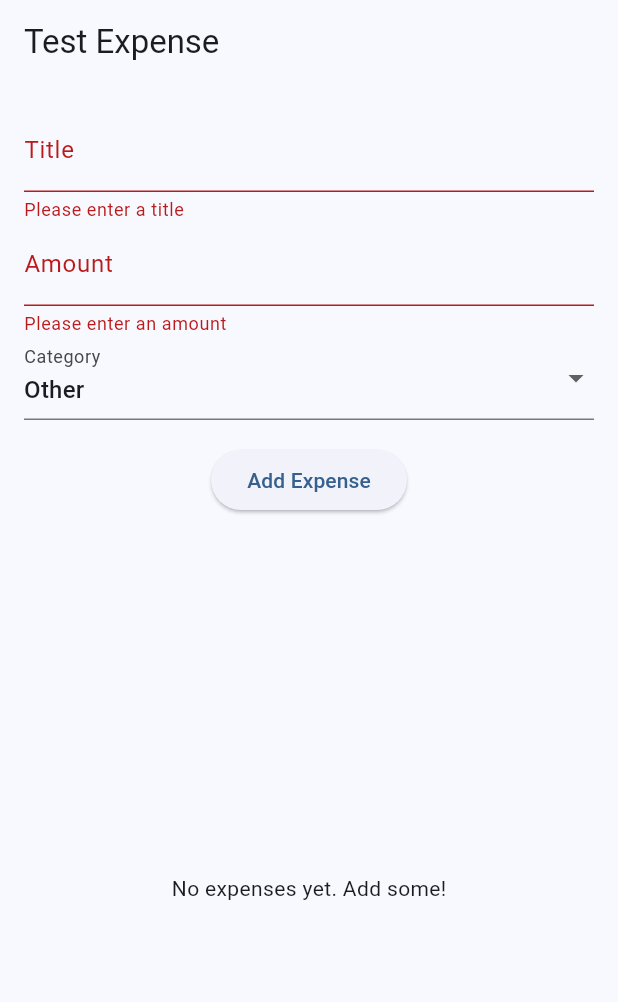
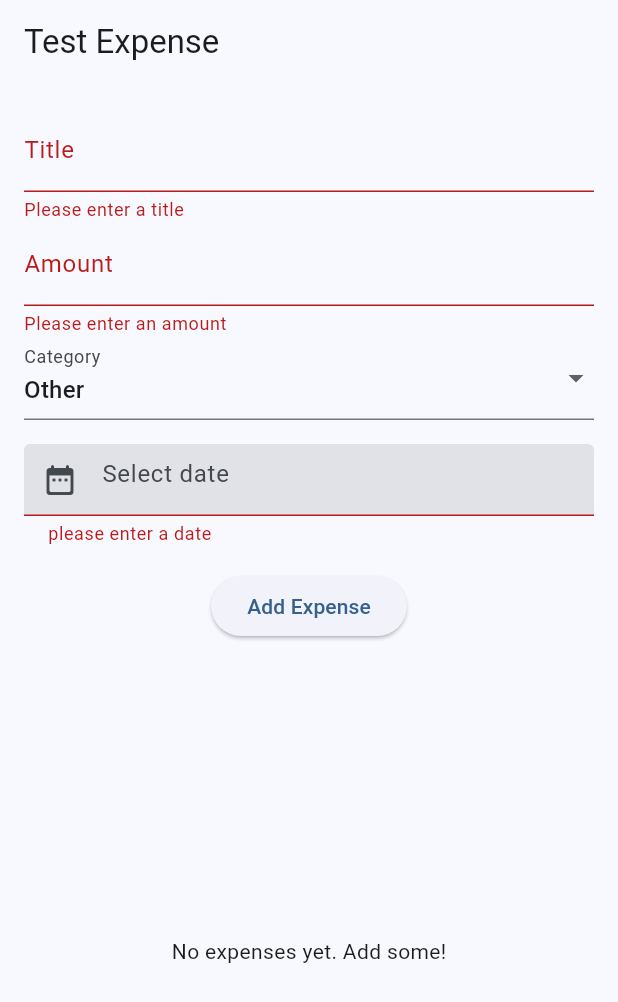
Before and after one commit to omarahmeddsa/Mobile-App-Development, a Flutter app: the screen it shows after launch, after a tap on "Add Expense", on a phone screen of 412 x 824 dp. Shown: the top 1002 px of the screen. Run offline on Flutter 3.47's test engine with Material 3 defaults, Android fonts, the light colour scheme and no system bars; our stand-ins replace equatable, flutter_bloc.

Commit message:
Adding date selection

```diff
--- a/expense_tracker_flutter_bloc/lib/controller/expense_tracker_event.dart
+++ b/expense_tracker_flutter_bloc/lib/controller/expense_tracker_event.dart
@@ -8,4 +8,7 @@ class ExpenseAdd extends ExpenseTrackerEvent {
   ExpenseAdd(this.NewExpensemodel);
 }
 
-class ExpenseRemove extends ExpenseTrackerEvent {}
+class ExpenseRemove extends ExpenseTrackerEvent {
+  final String id;
+  ExpenseRemove(this.id);
+}
--- a/expense_tracker_flutter_bloc/lib/main.dart
+++ b/expense_tracker_flutter_bloc/lib/main.dart
@@ -1,5 +1,6 @@
 import 'package:flutter/material.dart';
 import 'package:flutter_bloc/flutter_bloc.dart';
+import 'package:intl/intl.dart';
 
 import 'controller/expense_tracker_bloc.dart';
 import 'controller/expense_tracker_state.dart';
@@ -40,11 +41,13 @@
   final _titleController = TextEditingController();
   final _amountController = TextEditingController();
   String _selectedCategory = 'Other';
+  final _dateController = TextEditingController();
 
   @override
   void dispose() {
     _titleController.dispose();
     _amountController.dispose();
+    _dateController.dispose();
     super.dispose();
   }
 
@@ -55,13 +58,29 @@
         title: _titleController.text,
         amount: double.parse(_amountController.text),
         category: _selectedCategory,
+        date: _dateController.text,
       );
       context.read<ExpenseTrackerBloc>().add(ExpenseAdd(expense));
       _titleController.clear();
       _amountController.clear();
+      _dateController.clear();
       setState(() {
         _selectedCategory = 'Other';
       });
+    }
+  }
+
+  void _chooseDate() async {
+    final DateTime? datepicked = await showDatePicker(
+      context: context,
+      initialDate: DateTime.now(),
+      firstDate: DateTime(1980),
+      lastDate: DateTime(2030),
+    );
+
+    if (datepicked != null) {
+      String formattedDate = DateFormat('yyyy-MM-dd').format(datepicked);
+      _dateController.text = formattedDate;
     }
   }
 
@@ -126,6 +145,24 @@
                     },
                   ),
                   const SizedBox(height: 16),
+                  TextFormField(
+                    onTap: _chooseDate,
+                    readOnly: true,
+                    validator: (value) {
+                      if (value == null || value.isEmpty) {
+                        return 'please enter a date';
+                      } else {
+                        return null;
+                      }
+                    },
+                    controller: _dateController,
+                    decoration: InputDecoration(
+                      filled: true,
+                      hintText: 'Select date',
+                      prefixIcon: Icon(Icons.date_range_rounded),
+                    ),
+                  ),
+                  const SizedBox(height: 16),
                   ElevatedButton(
                     onPressed: _addExpense,
                     child: const Text('Add Expense'),
@@ -153,19 +190,73 @@
                           horizontal: 16,
                           vertical: 8,
                         ),
+                        child: Container(
+                          height: 150,
                           child: ListTile(
                             title: Text(expense.title),
-                          subtitle: Text('Category: ${expense.category}'),
-                          trailing: Text(
+                            subtitle: Column(
+                              crossAxisAlignment: CrossAxisAlignment.start,
+                              children: [
+                                Text('Category: ${expense.category}'),
+                                Text('Date: ${expense.date}'),
+                              ],
+                            ),
+                            trailing: Row(
+                              mainAxisSize: MainAxisSize.min,
+                              children: [
+                                Text(
                                   '\$${expense.amount.toStringAsFixed(2)}',
                                   style: const TextStyle(
                                     fontSize: 18,
                                     fontWeight: FontWeight.bold,
                                   ),
                                 ),
+                                IconButton(
+                                  icon: const Icon(
+                                    Icons.delete,
+                                    color: Colors.red,
+                                  ),
+                                  onPressed: () {
+                                    context.read<ExpenseTrackerBloc>().add(
+                                      ExpenseRemove(expense.id),
+                                    );
+                                  },
+                                ),
+                              ],
+                            ),
+                          ),
                         ),
                       );
                     },
+                  );
+                } else if (state is ExpenseTrackerErrMsg) {
+                  return Center(
+                    child: Column(
+                      mainAxisAlignment: MainAxisAlignment.center,
+                      children: [
+                        Text(
+                          'Error: ${state.errMsg}',
+                          style: const TextStyle(color: Colors.red),
+                        ),
+                        const SizedBox(height: 16),
+                        ElevatedButton(
+                          onPressed: () {
+                            context.read<ExpenseTrackerBloc>().add(
+                              ExpenseAdd(
+                                ExpenseModel(
+                                  id: '',
+                                  title: '',
+                                  amount: 0,
+                                  category: 'Other',
+                                  date: '',
+                                ),
+                              ),
+                            );
+                          },
+                          child: const Text('Retry'),
+                        ),
+                      ],
+                    ),
                   );
                 }
                 return const Center(child: Text('Something went wrong'));
--- a/expense_tracker_flutter_bloc/lib/model/ExpenseModel.dart
+++ b/expense_tracker_flutter_bloc/lib/model/ExpenseModel.dart
@@ -6,12 +6,13 @@ class ExpenseModel extends Equatable {
   final String title;
   final double amount;
   final String category;
-
+  final String date;
   const ExpenseModel({
     required this.id,
     required this.title,
     required this.amount,
     required this.category,
+    required this.date,
   });
 
   @override
@@ -23,10 +24,17 @@ class ExpenseModel extends Equatable {
       title: data['title'] ?? '',
       amount: (data['amount'] ?? 0).toDouble(),
       category: data['category'] ?? 'Other',
+      date: data['date'] ?? '',
     );
   }
 
   Map<String, dynamic> toJson() {
-    return {'id': id, 'title': title, 'amount': amount, 'category': category};
+    return {
+      'id': id,
+      'title': title,
+      'amount': amount,
+      'category': category,
+      'date': date,
+    };
   }
 }
```
Also changed, not shown: expense_tracker_flutter_bloc/lib/controller/expense_tracker_bloc.dart (+12 -12 lines). Lines whose indentation alone changed are shown as unchanged.
